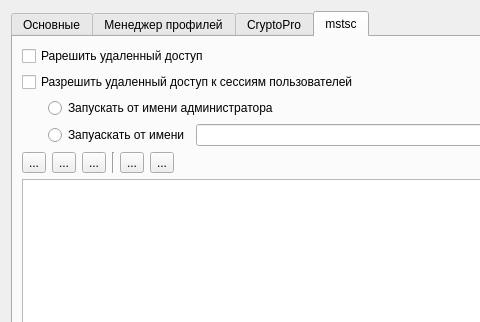
Qt form bAdmin/dialogcertusercache.ui (arcirk/bAdmin) before a commit; both pictures show x 0 to 480 and y 0 to 322 of the 570 by 452 pixel window.
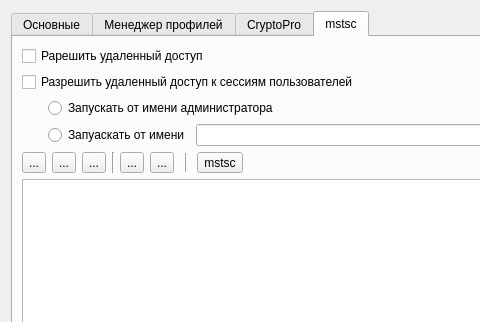
The same form after that commit. The open tabs and pages were chosen to show the change. Icons and pictures are not drawn.

What changed in the file:
```diff
--- a/bAdmin/dialogcertusercache.ui
+++ b/bAdmin/dialogcertusercache.ui
@@ -675,6 +675,32 @@
            </property>
           </widget>
          </item>
+         <item>
+          <widget class="QLabel" name="label_10">
+           <property name="minimumSize">
+            <size>
+             <width>2</width>
+             <height>0</height>
+            </size>
+           </property>
+           <property name="frameShape">
+            <enum>QFrame::VLine</enum>
+           </property>
+           <property name="frameShadow">
+            <enum>QFrame::Raised</enum>
+           </property>
+           <property name="text">
+            <string/>
+           </property>
+          </widget>
+         </item>
+         <item>
+          <widget class="QToolButton" name="toolButton_2">
+           <property name="text">
+            <string>mstsc</string>
+           </property>
+          </widget>
+         </item>
          <item>
           <spacer name="horizontalSpacer">
            <property name="orientation">
```
Left out of the diff: 2 changed lines with no effect on the pictures.
